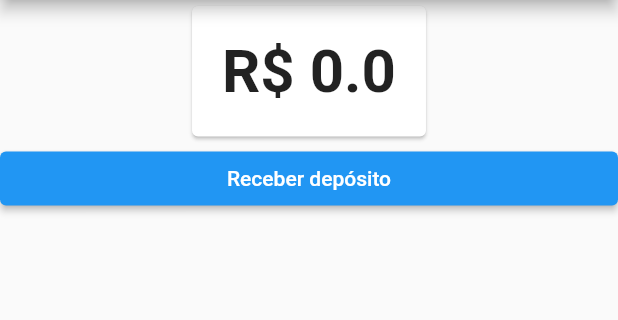
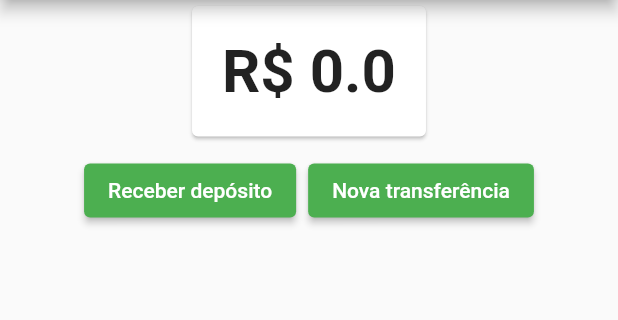
Before and after one commit to dmitryrocha/alura-bytebank2, a Flutter app: the screen it shows after launch, on a phone screen of 412 x 824 dp, the part 84-404 px from its top. Run offline on Flutter 3.47's test engine with Material 2 defaults, Android fonts, the phone set to English and light mode, and no system bars.

Commit message:
adicionados botões de transf e dep

```diff
--- a/lib/screens/dashboard/dashboard.dart
+++ b/lib/screens/dashboard/dashboard.dart
@@ -1,6 +1,7 @@
 import 'package:bytebank2/models/saldo.dart';
 import 'package:bytebank2/screens/dashboard/saldo_card.dart';
 import 'package:bytebank2/screens/deposito/formulario_deposito.dart';
+import 'package:bytebank2/screens/transferencia/formulario.dart';
 import 'package:flutter/material.dart';
 import 'package:provider/provider.dart';
 
@@ -17,16 +18,45 @@ class Dashboard extends StatelessWidget {
               alignment: Alignment.topCenter,
               child: SaldoCard(),
             ),
-            Consumer<Saldo>(builder: (context, saldo, child) {
-              return ElevatedButton(
-                onPressed: () {
-                  Navigator.push(context, MaterialPageRoute(builder: (context) {
-                    return FormularioDeposito();
-                  }));
-                },
-                child: Text("Receber depósito"),
-              );
-            })
+            ButtonBar(
+              alignment: MainAxisAlignment.center,
+              children: [
+                ElevatedButton(
+                  onPressed: () {
+                    Navigator.push(
+                      context,
+                      MaterialPageRoute(
+                        builder: (context) {
+                          return FormularioDeposito();
+                        },
+                      ),
+                    );
+                  },
+                  child: Text("Receber depósito"),
+                  style: ButtonStyle(
+                    backgroundColor:
+                        MaterialStateProperty.all<Color>(Colors.green),
+                  ),
+                ),
+                ElevatedButton(
+                  onPressed: () {
+                    Navigator.push(
+                      context,
+                      MaterialPageRoute(
+                        builder: (context) {
+                          return FormularioTransferencia();
+                        },
+                      ),
+                    );
+                  },
+                  child: Text("Nova transferência"),
+                  style: ButtonStyle(
+                    backgroundColor:
+                        MaterialStateProperty.all<Color>(Colors.green),
+                  ),
+                ),
+              ],
+            ),
           ],
         ));
   }
```
Also changed, not shown: lib/screens/deposito/formulario_deposito.dart (+18 -1 lines).
